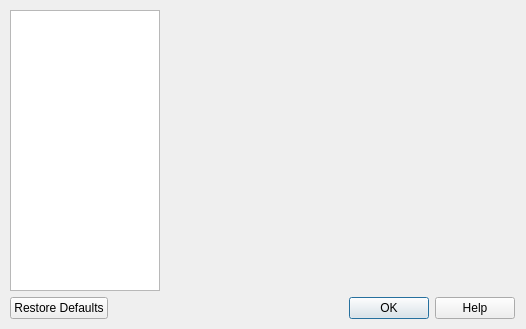
The window that res/ui/settings-dialog.ui (smartboyhw/speechcontrol) describes before a commit, drawn with Qt 5.
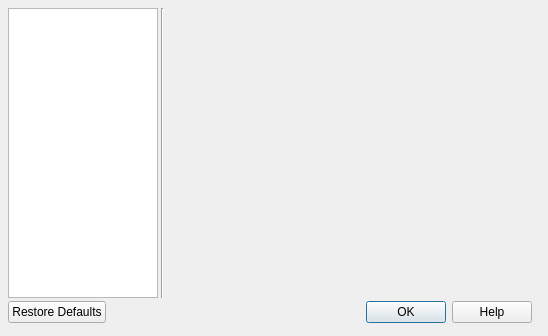
The same window after the commit.

Commit message:
Added more improvements to the Settings and main window.
Added listing of services to the Service pane on the main window.
Revamped the Settings dialog's code and UI a bit.

```diff
--- a/res/ui/settings-dialog.ui
+++ b/res/ui/settings-dialog.ui
@@ -10,8 +10,8 @@
    <rect>
     <x>0</x>
     <y>0</y>
-    <width>526</width>
-    <height>329</height>
+    <width>548</width>
+    <height>336</height>
    </rect>
   </property>
   <property name="windowTitle">
@@ -25,12 +25,21 @@
     <rect>
      <x>4</x>
      <y>4</y>
-     <width>517</width>
-     <height>321</height>
+     <width>537</width>
+     <height>326</height>
     </rect>
    </property>
    <layout class="QGridLayout" name="gridLayout">
-    <item row="0" column="1">
+    <property name="sizeConstraint">
+     <enum>QLayout::SetFixedSize</enum>
+    </property>
+    <property name="margin">
+     <number>4</number>
+    </property>
+    <property name="spacing">
+     <number>3</number>
+    </property>
+    <item row="0" column="2">
      <widget class="QFrame" name="frmPageContainer">
       <property name="sizePolicy">
        <sizepolicy hsizetype="Expanding" vsizetype="Expanding">
@@ -38,6 +47,18 @@
         <verstretch>0</verstretch>
        </sizepolicy>
       </property>
+      <property name="minimumSize">
+       <size>
+        <width>365</width>
+        <height>290</height>
+       </size>
+      </property>
+      <property name="maximumSize">
+       <size>
+        <width>365</width>
+        <height>290</height>
+       </size>
+      </property>
       <property name="frameShape">
        <enum>QFrame::NoFrame</enum>
       </property>
@@ -46,24 +67,20 @@
       </property>
      </widget>
     </item>
-    <item row="1" column="0" colspan="2">
-     <widget class="QDialogButtonBox" name="buttonBox">
-      <property name="sizePolicy">
-       <sizepolicy hsizetype="Minimum" vsizetype="Fixed">
-        <horstretch>0</horstretch>
-        <verstretch>0</verstretch>
-       </sizepolicy>
-      </property>
-      <property name="standardButtons">
-       <set>QDialogButtonBox::Help|QDialogButtonBox::Ok|QDialogButtonBox::RestoreDefaults</set>
-      </property>
-      <property name="centerButtons">
-       <bool>false</bool>
-      </property>
-     </widget>
-    </item>
     <item row="0" column="0">
      <widget class="QTreeWidget" name="treeNavigation">
+      <property name="sizePolicy">
+       <sizepolicy hsizetype="Fixed" vsizetype="Expanding">
+        <horstretch>0</horstretch>
+        <verstretch>0</verstretch>
+       </sizepolicy>
+      </property>
+      <property name="minimumSize">
+       <size>
+        <width>150</width>
+        <height>290</height>
+       </size>
+      </property>
       <property name="maximumSize">
        <size>
         <width>150</width>
@@ -98,6 +115,29 @@
       </column>
      </widget>
     </item>
+    <item row="1" column="0" colspan="3">
+     <widget class="QDialogButtonBox" name="buttonBox">
+      <property name="sizePolicy">
+       <sizepolicy hsizetype="Minimum" vsizetype="Fixed">
+        <horstretch>0</horstretch>
+        <verstretch>0</verstretch>
+       </sizepolicy>
+      </property>
+      <property name="standardButtons">
+       <set>QDialogButtonBox::Help|QDialogButtonBox::Ok|QDialogButtonBox::RestoreDefaults</set>
+      </property>
+      <property name="centerButtons">
+       <bool>false</bool>
+      </property>
+     </widget>
+    </item>
+    <item row="0" column="1">
+     <widget class="Line" name="line">
+      <property name="orientation">
+       <enum>Qt::Vertical</enum>
+      </property>
+     </widget>
+    </item>
    </layout>
   </widget>
  </widget>
```
The commit also changes 4 other files.
